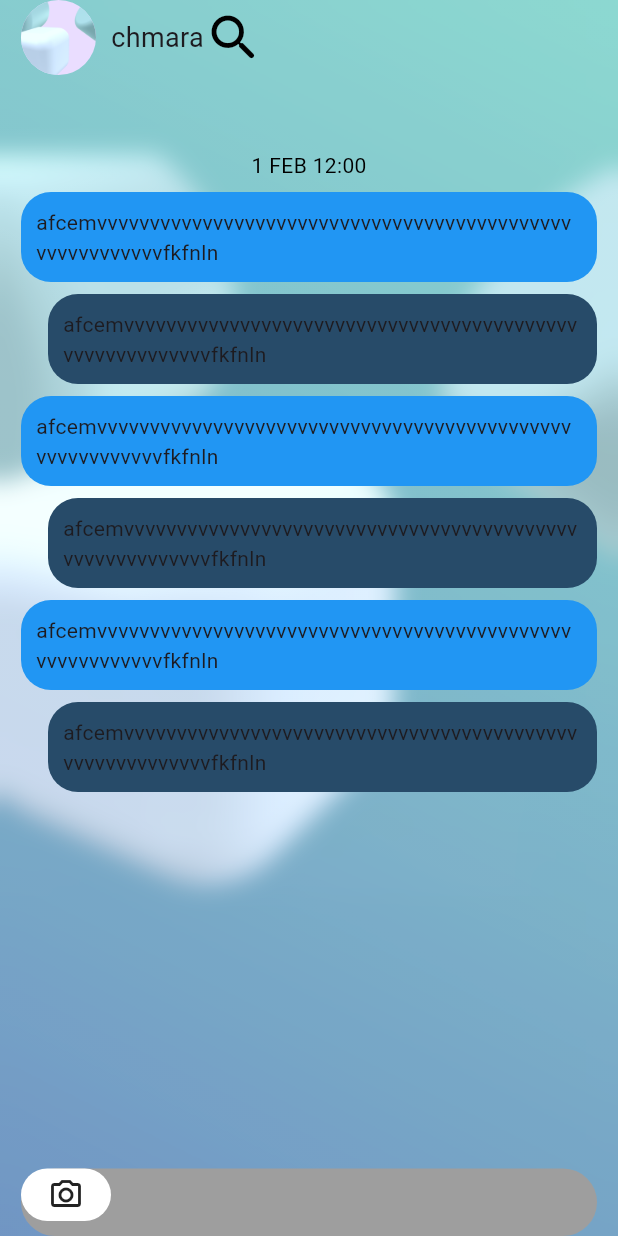
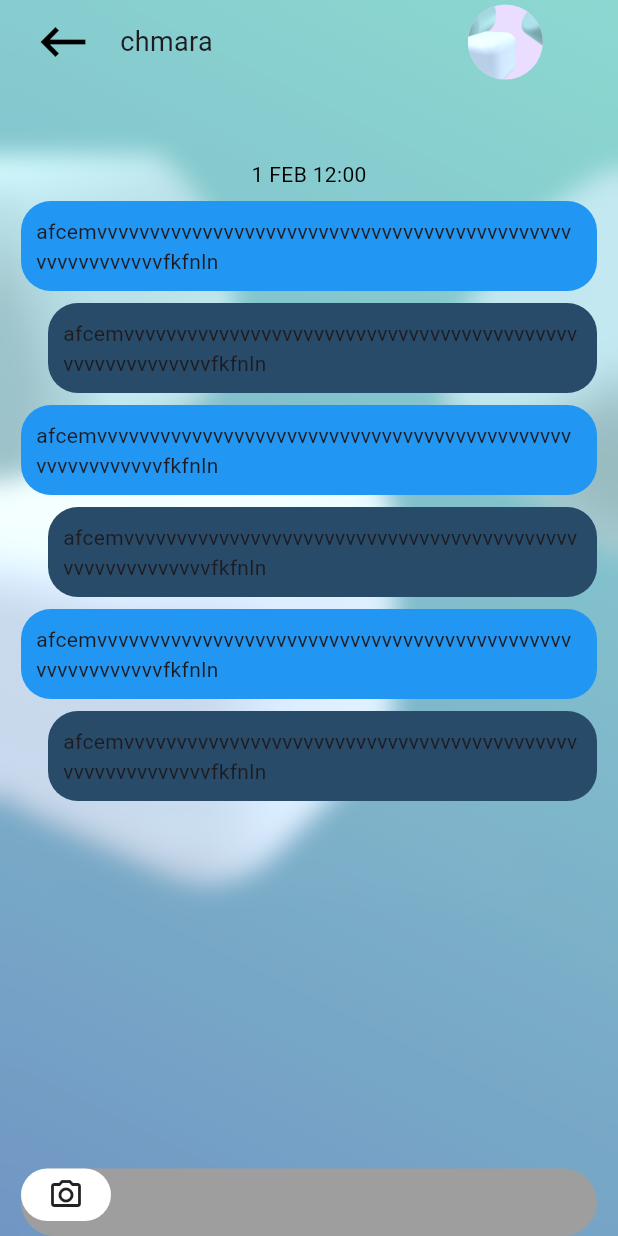
Before and after one commit to RMCV-Rajapaksha/Project-Syncup, a Flutter app: the screen it shows after launch, on a phone screen of 412 x 824 dp. Run offline on Flutter 3.47's test engine with Material 3 defaults, Android fonts, the phone set to English and light mode, and no system bars; our stand-ins replace device_preview, flutter_chat_ui.

```diff
--- a/lib/pages/Chat.dart
+++ b/lib/pages/Chat.dart
@@ -24,10 +24,15 @@ class _LoginState extends State<ChatPage> {
             children: [
               Row(
                 children: [
-                  CircleAvatar(
-                    radius: 25,
-                    backgroundImage:
-                        Image.asset('assets/images/Background.png').image,
+                  IconButton(
+                    icon: Icon(
+                      Icons.keyboard_backspace_outlined,
+                      color: Colors.black,
+                      size: 40,
+                    ),
+                    onPressed: () {
+                      // Handle search button pressed
+                    },
                   ),
                   SizedBox(
                     width: 10,
@@ -38,11 +43,14 @@ class _LoginState extends State<ChatPage> {
                       fontSize: 18,
                     ),
                   ),
-                  Icon(
-                    Icons.search_rounded,
-                    color: Colors.black,
-                    size: 40,
-                  )
+                  SizedBox(
+                    width: 170,
+                  ),
+                  CircleAvatar(
+                    radius: 25,
+                    backgroundImage:
+                        Image.asset('assets/images/Background.png').image,
+                  ),
                 ],
               ),
               SizedBox(
```
